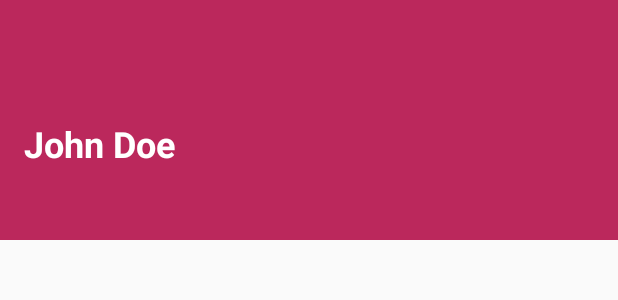
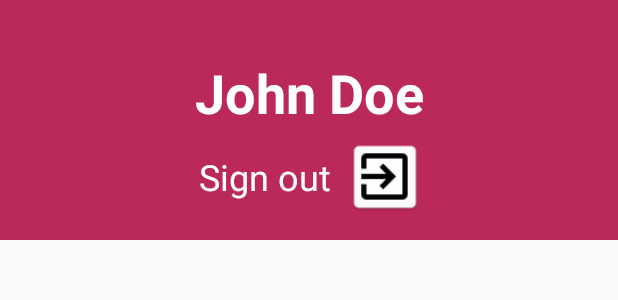
Before and after one commit to matthew-richard/Hotspots, an Android app: the layout nav_header_main.xml on its own in the app's theme, with its tools: preview values and no code run, on a phone screen of 412 x 824 dp. Shown: the top 300 px of the screen. Run offline under Robolectric (Android 15) with nearby library versions, the phone set to English and light mode, and no system bars.

Commit message:
Finished login system. Added sign-out option in nav drawer

```diff
--- a/app/src/main/res/layout/nav_header_main.xml
+++ b/app/src/main/res/layout/nav_header_main.xml
@@ -5,7 +5,7 @@
     android:layout_height="@dimen/nav_header_height"
     android:background="@drawable/side_nav_bar"
     android:gravity="bottom"
-    android:orientation="horizontal"
+    android:orientation="vertical"
     android:paddingBottom="@dimen/activity_vertical_margin"
     android:paddingLeft="@dimen/activity_horizontal_margin"
     android:paddingRight="@dimen/activity_horizontal_margin"
@@ -18,9 +18,38 @@
         android:layout_height="wrap_content"
         android:layout_gravity="center_vertical"
         android:layout_marginTop="16dp"
+        android:layout_weight="3"
+        android:gravity="center"
         android:text="John Doe"
         android:textColor="@color/white"
-        android:textSize="24sp"
+        android:textSize="36sp"
         android:textStyle="normal|bold" />
 
+    <LinearLayout
+        android:id="@+id/sign_out_layout"
+        android:layout_width="match_parent"
+        android:layout_height="wrap_content"
+        android:layout_weight="1"
+        android:orientation="horizontal">
+
+        <TextView
+            android:id="@+id/textView2"
+            android:layout_width="wrap_content"
+            android:layout_height="match_parent"
+            android:layout_weight="1"
+            android:gravity="right|center_vertical"
+            android:paddingRight="10dp"
+            android:text="Sign out"
+            android:textColor="#ffffff"
+            android:textSize="24sp" />
+
+        <ImageView
+            android:id="@+id/imageView2"
+            android:layout_width="wrap_content"
+            android:layout_height="match_parent"
+            android:layout_weight="1"
+            android:scaleType="fitStart"
+            app:srcCompat="@mipmap/sign_out" />
+    </LinearLayout>
+
 </LinearLayout>
```
Also changed, not shown: app/src/main/java/com/teamhotspots/hotspots/MainActivity.java (+30 -3 lines), app/src/main/res/layout/activity_login.xml (+12 -12 lines), app/src/main/res/mipmap-hdpi/sign_out.png (added), app/src/main/res/mipmap-mdpi/sign_out.png (added), app/src/main/res/mipmap-xhdpi/sign_out.png (added), app/src/main/res/mipmap-xxhdpi/sign_out.png (added), app/src/main/res/mipmap-xxxhdpi/sign_out.png (added), app/src/main/sign_out-web.png (added).
